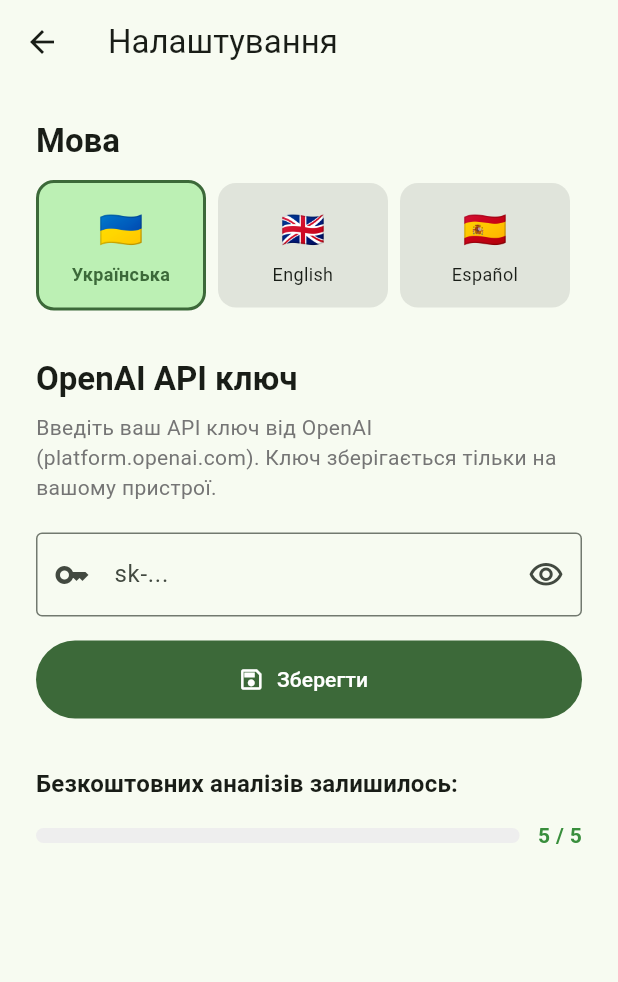
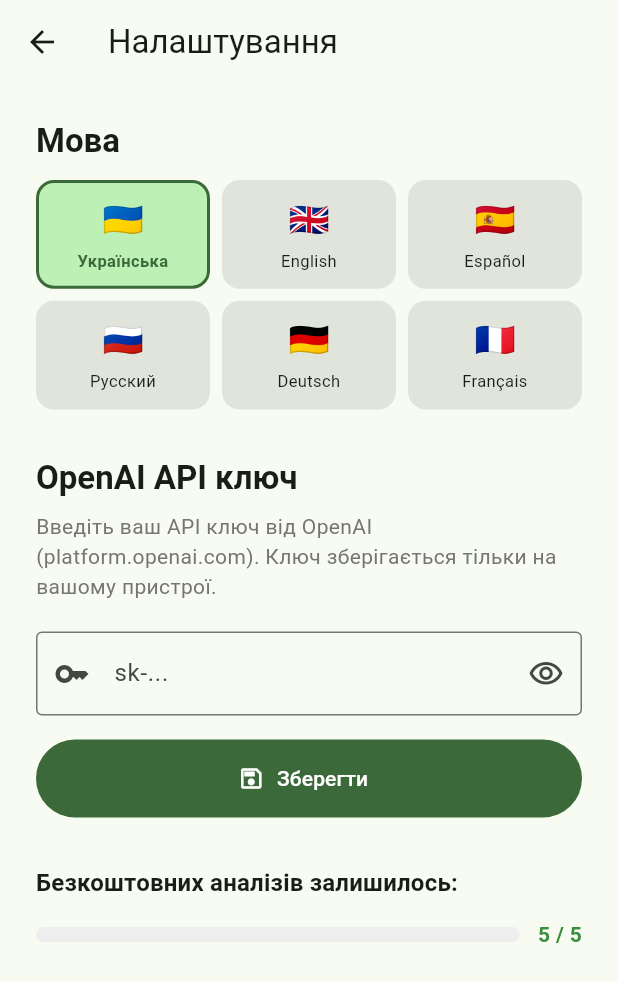
Before and after one commit to pdm7177/plant-doctor, a Flutter app: the SettingsScreen screen opened directly, on a phone screen of 412 x 824 dp. Shown: the top 982 px of the screen. Run offline on Flutter 3.47's test engine with Material 3 defaults, Android fonts, the phone set to English and light mode, and no system bars; our stand-ins replace flutter_local_notifications, image_picker, shared_preferences, timezone; accounts and stored records are empty.

Commit message:
feat: Task 7 - add Russian, German, French languages
- app_strings: add full 'ru', 'de', 'fr' sections with all string keys
- app_strings: add languageRu/languageDe/languageFr to all existing language sections
- app_strings: add getters languageRu/languageDe/languageFr
- app_strings: aiLanguageName now returns Russian/German/French for ru/de/fr
- settings_screen: language selector redesigned as 3x2 GridView to fit all 6 languages

```diff
--- a/lib/l10n/app_strings.dart
+++ b/lib/l10n/app_strings.dart
@@ -75,6 +75,9 @@ class AppStrings {
       'languageUk': 'Українська',
       'languageEn': 'English',
       'languageEs': 'Español',
+      'languageRu': 'Русский',
+      'languageDe': 'Deutsch',
+      'languageFr': 'Français',
       'deleteAnalysisConfirm': 'Видалити "{name}" з історії?',
       'recWatering': 'Полив',
       'recLight': 'Освітлення',
@@ -155,6 +158,9 @@ class AppStrings {
       'languageUk': 'Українська',
       'languageEn': 'English',
       'languageEs': 'Español',
+      'languageRu': 'Русский',
+      'languageDe': 'Deutsch',
+      'languageFr': 'Français',
       'deleteAnalysisConfirm': 'Delete "{name}" from history?',
       'recWatering': 'Watering',
       'recLight': 'Light',
@@ -235,6 +241,9 @@ class AppStrings {
       'languageUk': 'Українська',
       'languageEn': 'English',
       'languageEs': 'Español',
+      'languageRu': 'Русский',
+      'languageDe': 'Deutsch',
+      'languageFr': 'Français',
       'deleteAnalysisConfirm': '¿Eliminar "{name}" del historial?',
       'recWatering': 'Riego',
       'recLight': 'Luz',
@@ -242,6 +251,255 @@ class AppStrings {
       'recFertilizer': 'Fertilizante',
       'recAdditional': 'Adicional',
       'notifPermDenied': 'Permiso de notificación denegado',
+    },
+    'ru': {
+      'appTitle': 'Plant Doctor',
+      'tabAnalyze': 'Анализ',
+      'tabHistory': 'История',
+      'settings': 'Настройки',
+      'analyzeBtn': 'Анализировать',
+      'selectOrPhoto': 'Выберите или сфотографируйте растение',
+      'gallery': 'Галерея',
+      'fromGallery': 'Из галереи',
+      'camera': 'Камера',
+      'takePhoto': 'Сделать фото',
+      'tapToSelect': 'Нажмите чтобы выбрать фото',
+      'uploadFromGallery': 'Загрузите фото из галереи',
+      'analyzing': 'Анализирую растение...',
+      'analyzingSubtitle': 'Это может занять несколько секунд',
+      'newAnalysis': 'Новый анализ',
+      'healthy': 'Растение здорово',
+      'needsAttention': 'Требует внимания',
+      'problems': 'Проблемы',
+      'careRecommendations': 'Рекомендации по уходу',
+      'usefulTips': 'Полезные советы',
+      'historyEmpty': 'История пуста',
+      'checkFirstPlant': 'Проверьте ваше первое растение!',
+      'deleteRecord': 'Удалить запись?',
+      'deleteConfirm': 'Удалить',
+      'cancel': 'Отмена',
+      'apiKeyTitle': 'OpenAI API ключ',
+      'apiKeyDesc':
+          'Введите ваш API ключ от OpenAI (platform.openai.com). Ключ хранится только на вашем устройстве.',
+      'apiKeyHint': 'sk-...',
+      'save': 'Сохранить',
+      'apiKeySaved': 'API ключ сохранён',
+      'apiKeyEmpty': 'Введите API ключ',
+      'apiKeyMissing': 'Сначала добавьте API ключ в настройках',
+      'goToSettings': 'Настройки',
+      'error': 'Ошибка',
+      'toxicWarningTitle': 'Внимание: токсичное растение',
+      'toxicTo': 'Опасно для:',
+      'toxicCats': 'кошек',
+      'toxicDogs': 'собак',
+      'toxicChildren': 'детей',
+      'progressTitle': 'Сравнение с предыдущим анализом',
+      'progressPrevious': 'Предыдущая проверка',
+      'progressImproved': 'Растение улучшилось',
+      'progressWorsened': 'Состояние ухудшилось',
+      'progressStable': 'Состояние стабильно',
+      'progressMoreProblems': 'Больше проблем',
+      'progressFewerProblems': 'Меньше проблем',
+      'progressProblems': 'проблем',
+      'askQuestion': 'Спросить о растении',
+      'chatTitle': 'Вопрос о растении',
+      'chatHint': 'Ваш вопрос...',
+      'chatSend': 'Отправить',
+      'wateringReminder': 'Напоминание о поливе',
+      'wateringReminderSet': 'Напоминание установлено',
+      'wateringReminderCancel': 'Отменить напоминание',
+      'wateringReminderDesc': 'Напоминаю полить',
+      'wateringEvery': 'Поливать каждые',
+      'wateringDays': 'дней',
+      'reminderEnabled': 'Напоминание включено',
+      'reminderDisabled': 'Напоминание выключено',
+      'paywallTitle': 'Премиум доступ',
+      'paywallSubtitle': 'Лимит бесплатных анализов исчерпан',
+      'paywallDesc':
+          'Вы использовали 5 бесплатных анализов в этом месяце. Оформите подписку чтобы продолжить.',
+      'paywallPrice': 'Подписаться — \$4.99/месяц',
+      'paywallBack': 'Вернуться назад',
+      'paywallFreeLeft': 'Бесплатных анализов осталось:',
+      'languageTitle': 'Язык',
+      'languageUk': 'Українська',
+      'languageEn': 'English',
+      'languageEs': 'Español',
+      'languageRu': 'Русский',
+      'languageDe': 'Deutsch',
+      'languageFr': 'Français',
+      'deleteAnalysisConfirm': 'Удалить "{name}" из истории?',
+      'recWatering': 'Полив',
+      'recLight': 'Освещение',
+      'recTemperature': 'Температура',
+      'recFertilizer': 'Удобрение',
+      'recAdditional': 'Дополнительно',
+      'notifPermDenied': 'Разрешение на уведомления не предоставлено',
+    },
+    'de': {
+      'appTitle': 'Plant Doctor',
+      'tabAnalyze': 'Analyse',
+      'tabHistory': 'Verlauf',
+      'settings': 'Einstellungen',
+      'analyzeBtn': 'Analysieren',
+      'selectOrPhoto': 'Pflanze auswählen oder fotografieren',
+      'gallery': 'Galerie',
+      'fromGallery': 'Aus Galerie',
+      'camera': 'Kamera',
+      'takePhoto': 'Foto aufnehmen',
+      'tapToSelect': 'Tippen um Foto auszuwählen',
+      'uploadFromGallery': 'Foto aus Galerie hochladen',
+      'analyzing': 'Pflanze analysieren...',
+      'analyzingSubtitle': 'Dies kann einige Sekunden dauern',
+      'newAnalysis': 'Neue Analyse',
+      'healthy': 'Pflanze ist gesund',
+      'needsAttention': 'Braucht Aufmerksamkeit',
+      'problems': 'Probleme',
+      'careRecommendations': 'Pflegeempfehlungen',
+      'usefulTips': 'Nützliche Tipps',
+      'historyEmpty': 'Verlauf ist leer',
+      'checkFirstPlant': 'Prüfe deine erste Pflanze!',
+      'deleteRecord': 'Eintrag löschen?',
+      'deleteConfirm': 'Löschen',
+      'cancel': 'Abbrechen',
+      'apiKeyTitle': 'OpenAI API-Schlüssel',
+      'apiKeyDesc':
+          'Gib deinen OpenAI API-Schlüssel ein (platform.openai.com). Der Schlüssel wird nur auf deinem Gerät gespeichert.',
+      'apiKeyHint': 'sk-...',
+      'save': 'Speichern',
+      'apiKeySaved': 'API-Schlüssel gespeichert',
+      'apiKeyEmpty': 'Bitte API-Schlüssel eingeben',
+      'apiKeyMissing': 'Bitte zuerst API-Schlüssel in Einstellungen hinzufügen',
+      'goToSettings': 'Einstellungen',
+      'error': 'Fehler',
+      'toxicWarningTitle': 'Achtung: giftige Pflanze',
+      'toxicTo': 'Gefährlich für:',
+      'toxicCats': 'Katzen',
+      'toxicDogs': 'Hunde',
+      'toxicChildren': 'Kinder',
+      'progressTitle': 'Vergleich mit vorheriger Analyse',
+      'progressPrevious': 'Vorherige Prüfung',
+      'progressImproved': 'Pflanze hat sich verbessert',
+      'progressWorsened': 'Zustand hat sich verschlechtert',
+      'progressStable': 'Zustand ist stabil',
+      'progressMoreProblems': 'Mehr Probleme',
+      'progressFewerProblems': 'Weniger Probleme',
+      'progressProblems': 'Probleme',
+      'askQuestion': 'Über diese Pflanze fragen',
+      'chatTitle': 'Pflanzenfrage',
+      'chatHint': 'Deine Frage...',
+      'chatSend': 'Senden',
+      'wateringReminder': 'Gieß-Erinnerung',
+      'wateringReminderSet': 'Erinnerung gesetzt',
+      'wateringReminderCancel': 'Erinnerung abbrechen',
+      'wateringReminderDesc': 'Zeit zum Gießen',
+      'wateringEvery': 'Gießen alle',
+      'wateringDays': 'Tage',
+      'reminderEnabled': 'Erinnerung aktiviert',
+      'reminderDisabled': 'Erinnerung deaktiviert',
+      'paywallTitle': 'Premium-Zugang',
+      'paywallSubtitle': 'Limit für kostenlose Analysen erreicht',
+      'paywallDesc':
+          'Du hast 5 kostenlose Analysen diesen Monat verwendet. Abonnieren um fortzufahren.',
+      'paywallPrice': 'Abonnieren — \$4.99/Monat',
+      'paywallBack': 'Zurück',
+      'paywallFreeLeft': 'Kostenlose Analysen übrig:',
+      'languageTitle': 'Sprache',
+      'languageUk': 'Українська',
+      'languageEn': 'English',
+      'languageEs': 'Español',
+      'languageRu': 'Русский',
+      'languageDe': 'Deutsch',
+      'languageFr': 'Français',
+      'deleteAnalysisConfirm': '"{name}" aus Verlauf löschen?',
+      'recWatering': 'Bewässerung',
+      'recLight': 'Licht',
+      'recTemperature': 'Temperatur',
+      'recFertilizer': 'Dünger',
+      'recAdditional': 'Zusätzlich',
+      'notifPermDenied': 'Benachrichtigungsberechtigung verweigert',
+    },
+    'fr': {
+      'appTitle': 'Plant Doctor',
+      'tabAnalyze': 'Analyser',
+      'tabHistory': 'Historique',
+      'settings': 'Paramètres',
+      'analyzeBtn': 'Analyser',
+      'selectOrPhoto': 'Sélectionnez ou photographiez une plante',
+      'gallery': 'Galerie',
+      'fromGallery': 'De la galerie',
+      'camera': 'Appareil photo',
+      'takePhoto': 'Prendre une photo',
+      'tapToSelect': 'Appuyez pour sélectionner une photo',
+      'uploadFromGallery': 'Téléchargez une photo de la galerie',
+      'analyzing': 'Analyse de la plante...',
+      'analyzingSubtitle': 'Cela peut prendre quelques secondes',
+      'newAnalysis': 'Nouvelle analyse',
+      'healthy': 'La plante est saine',
+      'needsAttention': 'Nécessite attention',
+      'problems': 'Problèmes',
+      'careRecommendations': 'Recommandations de soins',
+      'usefulTips': 'Conseils utiles',
+      'historyEmpty': "L'historique est vide",
+      'checkFirstPlant': 'Vérifiez votre première plante !',
+      'deleteRecord': 'Supprimer l\'enregistrement ?',
+      'deleteConfirm': 'Supprimer',
+      'cancel': 'Annuler',
+      'apiKeyTitle': 'Clé API OpenAI',
+      'apiKeyDesc':
+          'Entrez votre clé API OpenAI (platform.openai.com). La clé est stockée uniquement sur votre appareil.',
+      'apiKeyHint': 'sk-...',
+      'save': 'Enregistrer',
+      'apiKeySaved': 'Clé API enregistrée',
+      'apiKeyEmpty': 'Veuillez entrer une clé API',
+      'apiKeyMissing': 'Veuillez d\'abord ajouter une clé API dans les paramètres',
+      'goToSettings': 'Paramètres',
+      'error': 'Erreur',
+      'toxicWarningTitle': 'Attention : plante toxique',
+      'toxicTo': 'Dangereuse pour :',
+      'toxicCats': 'les chats',
+      'toxicDogs': 'les chiens',
+      'toxicChildren': 'les enfants',
+      'progressTitle': "Comparaison avec l'analyse précédente",
+      'progressPrevious': 'Vérification précédente',
+      'progressImproved': "La plante s'est améliorée",
+      'progressWorsened': "L'état s'est dégradé",
+      'progressStable': "L'état est stable",
+      'progressMoreProblems': 'Plus de problèmes',
+      'progressFewerProblems': 'Moins de problèmes',
+      'progressProblems': 'problèmes',
+      'askQuestion': 'Poser une question sur cette plante',
+      'chatTitle': 'Question sur la plante',
+      'chatHint': 'Votre question...',
+      'chatSend': 'Envoyer',
+      'wateringReminder': "Rappel d'arrosage",
+      'wateringReminderSet': 'Rappel défini',
+      'wateringReminderCancel': 'Annuler le rappel',
+      'wateringReminderDesc': "Il est temps d'arroser",
+      'wateringEvery': 'Arroser tous les',
+      'wateringDays': 'jours',
+      'reminderEnabled': 'Rappel activé',
+      'reminderDisabled': 'Rappel désactivé',
+      'paywallTitle': 'Accès premium',
+      'paywallSubtitle': "Limite d'analyses gratuites atteinte",
+      'paywallDesc':
+          "Vous avez utilisé 5 analyses gratuites ce mois-ci. Abonnez-vous pour continuer.",
+      'paywallPrice': "S'abonner — \$4.99/mois",
+      'paywallBack': 'Retour',
+      'paywallFreeLeft': 'Analyses gratuites restantes :',
+      'languageTitle': 'Langue',
+      'languageUk': 'Українська',
+      'languageEn': 'English',
+      'languageEs': 'Español',
+      'languageRu': 'Русский',
+      'languageDe': 'Deutsch',
+      'languageFr': 'Français',
+      'deleteAnalysisConfirm': 'Supprimer « {name} » de l\'historique ?',
+      'recWatering': 'Arrosage',
+      'recLight': 'Lumière',
+      'recTemperature': 'Température',
+      'recFertilizer': 'Fertilisant',
+      'recAdditional': 'Supplémentaire',
+      'notifPermDenied': 'Permission de notification refusée',
     },
   };
 
@@ -316,6 +574,9 @@ class AppStrings {
   String get languageUk => get('languageUk');
   String get languageEn => get('languageEn');
   String get languageEs => get('languageEs');
+  String get languageRu => get('languageRu');
+  String get languageDe => get('languageDe');
+  String get languageFr => get('languageFr');
   String get recWatering => get('recWatering');
   String get recLight => get('recLight');
   String get recTemperature => get('recTemperature');
@@ -332,6 +593,12 @@ class AppStrings {
         return 'Ukrainian';
       case 'es':
         return 'Spanish';
+      case 'ru':
+        return 'Russian';
+      case 'de':
+        return 'German';
+      case 'fr':
+        return 'French';
       default:
         return 'English';
     }
--- a/lib/screens/settings_screen.dart
+++ b/lib/screens/settings_screen.dart
@@ -179,19 +179,24 @@ class _LanguageSelector extends StatelessWidget {
       ('uk', s.languageUk, '🇺🇦'),
       ('en', s.languageEn, '🇬🇧'),
       ('es', s.languageEs, '🇪🇸'),
+      ('ru', s.languageRu, '🇷🇺'),
+      ('de', s.languageDe, '🇩🇪'),
+      ('fr', s.languageFr, '🇫🇷'),
     ];
-    return Row(
+    return GridView.count(
+      shrinkWrap: true,
+      physics: const NeverScrollableScrollPhysics(),
+      crossAxisCount: 3,
+      childAspectRatio: 1.6,
+      crossAxisSpacing: 8,
+      mainAxisSpacing: 8,
       children: options.map((opt) {
         final (code, label, flag) = opt;
         final isSelected = current == code;
-        return Expanded(
-          child: Padding(
-            padding: const EdgeInsets.only(right: 8),
-            child: GestureDetector(
+        return GestureDetector(
           onTap: () => onChanged(code),
           child: AnimatedContainer(
             duration: const Duration(milliseconds: 200),
-                padding: const EdgeInsets.symmetric(vertical: 14),
             decoration: BoxDecoration(
               color: isSelected
                   ? Theme.of(context).colorScheme.primaryContainer
@@ -199,30 +204,28 @@ class _LanguageSelector extends StatelessWidget {
               borderRadius: BorderRadius.circular(12),
               border: isSelected
                   ? Border.all(
-                          color: Theme.of(context).colorScheme.primary,
-                          width: 2)
+                      color: Theme.of(context).colorScheme.primary, width: 2)
                   : null,
             ),
             child: Column(
+              mainAxisAlignment: MainAxisAlignment.center,
               children: [
-                    Text(flag, style: const TextStyle(fontSize: 24)),
+                Text(flag, style: const TextStyle(fontSize: 22)),
                 const SizedBox(height: 4),
                 Text(
                   label,
                   style: TextStyle(
-                        fontSize: 12,
-                        fontWeight: isSelected
-                            ? FontWeight.bold
-                            : FontWeight.normal,
-                        color: isSelected
-                            ? Theme.of(context).colorScheme.primary
-                            : null,
+                    fontSize: 11,
+                    fontWeight:
+                        isSelected ? FontWeight.bold : FontWeight.normal,
+                    color:
+                        isSelected ? Theme.of(context).colorScheme.primary : null,
                   ),
                   textAlign: TextAlign.center,
+                  maxLines: 1,
+                  overflow: TextOverflow.ellipsis,
                 ),
               ],
-                ),
-              ),
             ),
           ),
         );
```
Also changed, not shown: .claude/settings.local.json. Lines whose indentation alone changed are shown as unchanged.
